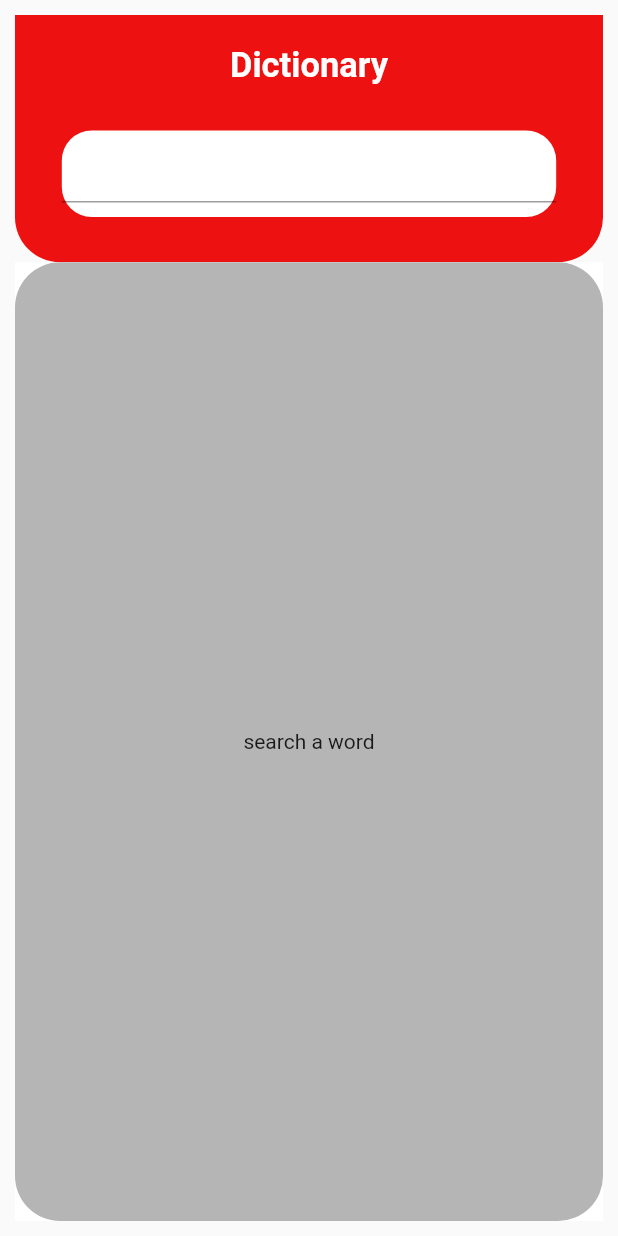
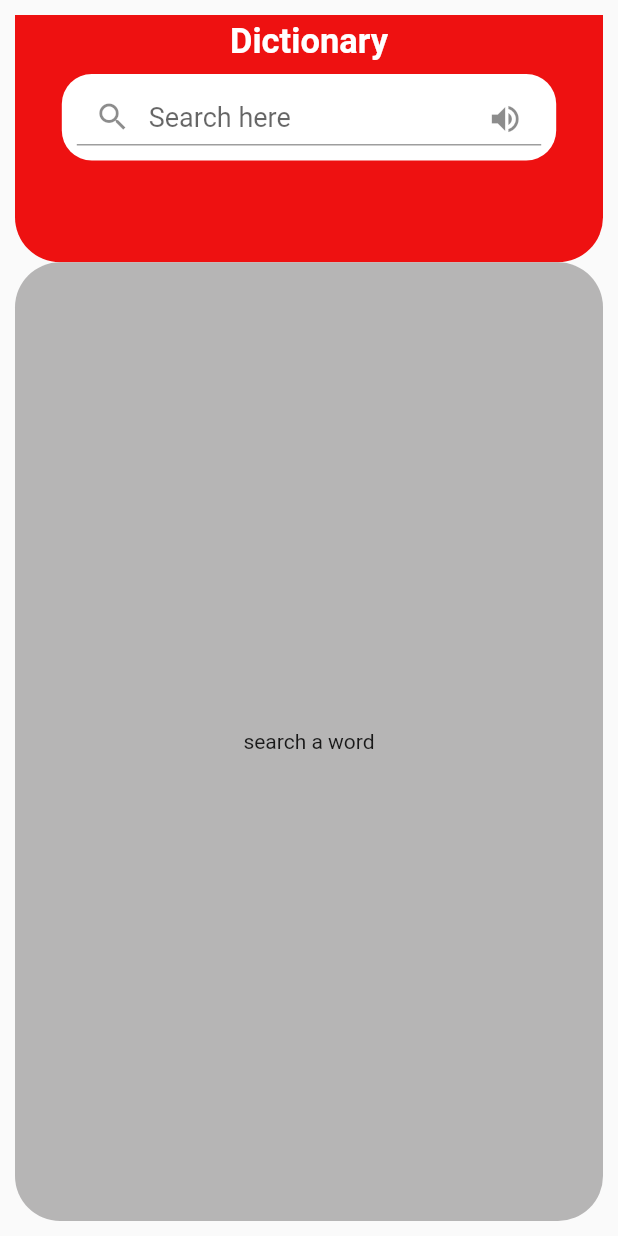
Before and after one commit to INTERNS-LXI-TECHNOLOGIES/FlutterWorkshop, a Flutter app: the screen it shows after launch, on a phone screen of 412 x 824 dp. Run offline on Flutter 3.47's test engine with Material 2 defaults, Android fonts, the light colour scheme and no system bars; our stand-ins replace bloc, built_collection, built_value, buttons_tabbar, dio, flutter_bloc and 4 more.

Commit message:
text to speak

```diff
--- a/flutter_dictionary/lib/application/blocs/bloc/word_bloc.dart
+++ b/flutter_dictionary/lib/application/blocs/bloc/word_bloc.dart
@@ -1,5 +1,5 @@
 import 'package:bloc/bloc.dart';
-import 'package:flutter_dictionary/data/repocitory/word_repo.dart';
+import 'package:flutter_dictionary/data/repository/word_repo.dart';
 import 'package:meta/meta.dart';
 
 import '../../../data/model/word.dart';
--- a/flutter_dictionary/lib/presentation/home_screen.dart
+++ b/flutter_dictionary/lib/presentation/home_screen.dart
@@ -5,12 +5,15 @@ import 'package:flutter/material.dart';
 import 'package:flutter_bloc/flutter_bloc.dart';
 import 'package:flutter_dictionary/application/blocs/bloc/word_bloc.dart';
 import 'package:flutter_dictionary/constants.dart';
+import 'package:flutter_tts/flutter_tts.dart';
 import 'package:get/get.dart';
 import 'package:sizer/sizer.dart';
 
 class HomeScreen extends StatelessWidget {
   final String title;
   HomeScreen({super.key, required this.title});
+
+  final FlutterTts flutterTts = FlutterTts();
 
   TextEditingController wordController = TextEditingController();
 
@@ -20,7 +23,7 @@ class HomeScreen extends StatelessWidget {
 
     double kheight = Get.height;
     debugPrint(
-        'screen width => ${kwidth.toString()}  screen width => ${kheight.toString()}');
+        'screen width => ${kwidth.toString()}  screen height => ${kheight.toString()}');
     return Scaffold(
       body: BlocBuilder<WordBloc, WordState>(
         builder: (context, state) {
@@ -38,8 +41,8 @@ class HomeScreen extends StatelessWidget {
                               bottomLeft: Radius.circular(30),
                               bottomRight: Radius.circular(30))),
                       child: Column(children: [
-                        const SizedBox(
-                          height: 20,
+                        SizedBox(
+                          height: 1.w,
                         ),
                         //title text
                         Center(
@@ -52,19 +55,33 @@ class HomeScreen extends StatelessWidget {
                             ),
                           ),
                         ),
-                        const SizedBox(
-                          height: 30,
+                        SizedBox(
+                          height: 2.w,
                         ),
                         //search field
-                        SingleChildScrollView(
-                          child: Container(
+                        Container(
                           decoration: BoxDecoration(
                               color: kwhite,
-                                borderRadius: const BorderRadius.all(
-                                    Radius.circular(20))),
+                              borderRadius:
+                                  const BorderRadius.all(Radius.circular(20))),
                           height: kheight * .07,
                           width: kwidth * .8,
+                          child: Padding(
+                            padding: const EdgeInsets.all(10.0),
                             child: TextField(
+                              style: const TextStyle(fontSize: 20),
+                              decoration: InputDecoration(
+                                  suffixIcon: IconButton(
+                                    splashColor: kgrey,
+                                    icon: Icon(Icons.volume_up),
+                                    onPressed: () {
+                                      debugPrint("mic on");
+                                      speak(wordController.text);
+                                    },
+                                  ),
+                                  hintText: 'Search here',
+                                  hintStyle: TextStyle(fontSize: 18),
+                                  prefixIcon: Icon(Icons.search)),
                               controller: wordController,
                               onSubmitted: (value) {
                                 debugPrint(value.toString());
@@ -83,8 +100,6 @@ class HomeScreen extends StatelessWidget {
                   Expanded(
                     flex: 3,
                     child: Container(
-                      color: kwhite,
-                      child: Container(
                       decoration: BoxDecoration(
                         color: kgrey,
                         borderRadius:
@@ -94,74 +109,28 @@ class HomeScreen extends StatelessWidget {
                       width: kwidth,
                       child: BlocBuilder<WordBloc, WordState>(
                         builder: (context, state) {
+                          // var count=state.word.meanings[0].definitions.length;
+                          //  debugPrint( )
                           if (state is WordLoadedState) {
                             return ListView.builder(
-                                  itemCount: state.word.meanings.length,
-                                  itemBuilder: ((context, index) => Container(
-                                        height: 80.h,
-                                        width: kwidth,
-                                        child: Column(
-                                          mainAxisAlignment:
-                                              MainAxisAlignment.start,
-                                          children: [
-                                            Container(
-                                              height: 60.h,
-                                              width: double.infinity,
-                                              decoration:
-                                                  BoxDecoration(color: kgreen),
-                                              child: Column(
-                                                children: [
-                                                  //
-                                                  dictionaryTexts(
-                                                      'Definition',
-                                                      state
-                                                          .word
-                                                          .meanings[index]
-                                                          .definitions[index]
-                                                          .definition
-                                                          .toString(),
-                                                      index),
-                                                  //
-                                                  dictionaryTexts(
-                                                      'Synonym',
-                                                      'hello'
-                                                      // state
-                                                      //         .word
-                                                      //         .meanings[index]
-                                                      //         .definitions[1]
-                                                      //         .definition
-                                                      //         .toString()
-                                                      //         .isEmpty
-                                                      //     ? ''
-                                                      //     : state
-                                                      //         .word
-                                                      //         .meanings[index]
-                                                      //         .antonyms[index]
-                                                      //         .toString()
-                                                      ,
-                                                      index),
-                                                  //dictionaryTexts(state, index),
-                                                ],
-                                              ),
-                                            ),
-                                            Text(
-                                                'partOfSpeech =   ${state.word.meanings[index].partOfSpeech}'),
-                                            Text(
-                                                ' Definition = ${state.word.meanings[index].definitions[index].definition}'),
-                                            Text(
-                                                'synonyms =   ${state.word.meanings[index].synonyms}'),
-                                          ],
+                                itemCount:
+                                    state.word.meanings[0].synonyms.length,
+                                // state.word.meanings[0].definitions.length,
+
+                                itemBuilder: ((context, index) => Flexible(
+                                      child: ListTile(
+                                        title: Text(state
+                                            .word.meanings[0].synonyms[index]),
                                       ),
                                     )));
                           } else if (state is WordLoadingState) {
-                              return Text('loding state');
+                            return const Text('loding state');
                           } else if (state is WordLoadErrorState) {
                             print(state.error);
                             return Text(state.error);
                           }
                           return const Center(child: Text('search a word'));
                         },
-                        ),
                       ),
                     ),
                   )
@@ -183,6 +152,8 @@ class HomeScreen extends StatelessWidget {
           Center(
             child: Text(
               head,
+              maxLines: 2,
+              overflow: TextOverflow.clip,
               style: TextStyle(
                   color: kBlack, fontSize: 24, fontWeight: FontWeight.w400),
             ),
@@ -199,6 +170,8 @@ class HomeScreen extends StatelessWidget {
               padding: const EdgeInsets.all(8.0),
               child: Text(
                 word,
+                maxLines: 2,
+                overflow: TextOverflow.clip,
                 style: TextStyle(
                     color: kBlack, fontSize: 24, fontWeight: FontWeight.w400),
               ),
@@ -208,4 +181,10 @@ class HomeScreen extends StatelessWidget {
       ),
     );
   }
+
+  void speak(String word) async {
+    await flutterTts.setLanguage('en-US');
+    await flutterTts.setPitch(1);
+    await flutterTts.speak(word);
   }
+}
--- a/flutter_dictionary/pubspec.yaml
+++ b/flutter_dictionary/pubspec.yaml
@@ -34,6 +34,7 @@ dependencies:
   flutter:
     sdk: flutter
   flutter_bloc: ^8.1.1
+  flutter_tts: ^3.6.3
   get: ^4.6.5
   sizer: ^2.0.15
 
```
Also changed, not shown: flutter_dictionary/lib/data/repository/word_repo.dart (renamed from flutter_dictionary/lib/data/repocitory/word_repo.dart), flutter_dictionary/pubspec.lock, 4 other files. Lines whose indentation alone changed are shown as unchanged.
